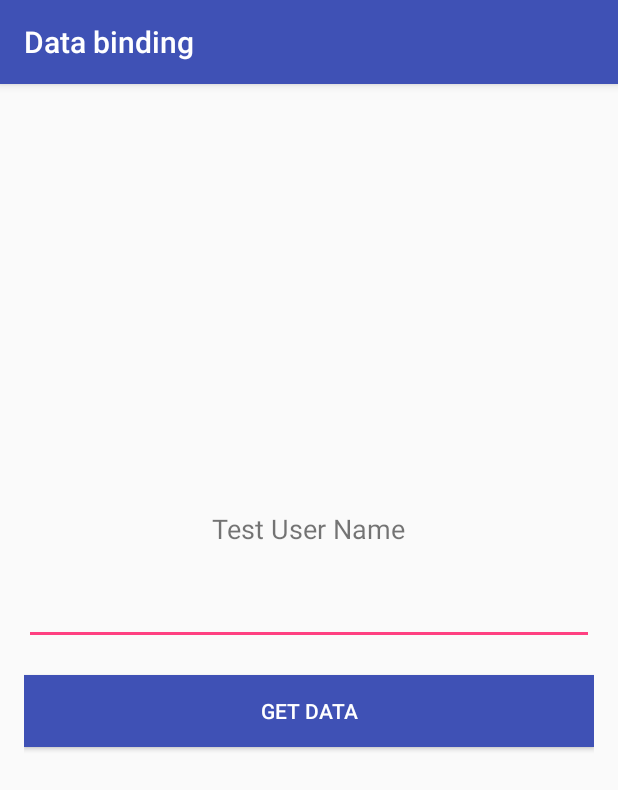
After one commit to Kirchhoff-/Example, an Android app: the DataBindingActivity screen opened directly, with no data from a screen before it, on a phone screen of 412 x 824 dp. The commit adds this screen. Shown: the top 790 px of the screen. Run offline under Robolectric (Android 15) with nearby library versions, the phone set to English and light mode, and no system bars; our stand-ins replace data binding.

Commit message:
Add example of dataBinding.

```diff
--- a/app/build.gradle
+++ b/app/build.gradle
@@ -11,6 +11,11 @@ android {
         versionName "1.0"
         testInstrumentationRunner "android.support.test.runner.AndroidJUnitRunner"
     }
+
+    dataBinding {
+        enabled = true
+    }
+
     buildTypes {
         release {
             minifyEnabled false
--- a/app/src/main/AndroidManifest.xml
+++ b/app/src/main/AndroidManifest.xml
@@ -23,6 +23,10 @@
             android:name=".ui.recyclersearch.RecyclerSearchActivity"
             android:label="@string/recyclerview.with.search"
             android:theme="@style/AppTheme.NoActionBar" />
+
+        <activity
+            android:name=".ui.databinding.DataBindingActivity"
+            android:label="@string/data.binding" />
     </application>
 
 </manifest>
--- a/app/src/main/java/com/example/kirchhoff/example/MainActivity.java
+++ b/app/src/main/java/com/example/kirchhoff/example/MainActivity.java
@@ -4,6 +4,7 @@ import android.os.Bundle;
 import android.support.v7.app.AppCompatActivity;
 import android.view.View;
 
+import com.example.kirchhoff.example.ui.databinding.DataBindingActivity;
 import com.example.kirchhoff.example.ui.recyclersearch.RecyclerSearchActivity;
 
 public class MainActivity extends AppCompatActivity implements View.OnClickListener {
@@ -14,11 +15,14 @@ public class MainActivity extends AppCompatActivity implements View.OnClickListe
         setContentView(R.layout.a_main);
 
         findViewById(R.id.recyclerViewWithSearch).setOnClickListener(this);
+        findViewById(R.id.dataBindingExample).setOnClickListener(this);
     }
 
     @Override
     public void onClick(View view) {
         if (view.getId() == R.id.recyclerViewWithSearch)
             RecyclerSearchActivity.startMe(this);
+        else if (view.getId() == R.id.dataBindingExample)
+            DataBindingActivity.startMe(this);
     }
 }
--- /dev/null
+++ b/app/src/main/java/com/example/kirchhoff/example/ui/databinding/DataBindingActivity.java
@@ -0,0 +1,46 @@
+package com.example.kirchhoff.example.ui.databinding;
+
+import android.content.Context;
+import android.content.Intent;
+import android.databinding.DataBindingUtil;
+import android.os.Bundle;
+import android.support.annotation.Nullable;
+import android.support.v7.app.AppCompatActivity;
+import android.util.Log;
+import android.widget.Toast;
+
+import com.example.kirchhoff.example.R;
+import com.example.kirchhoff.example.databinding.ADataBindingBinding;
+
+/**
+ * @author Kirchhoff-
+ */
+
+public class DataBindingActivity extends AppCompatActivity {
+
+    private static final String TAG = DataBindingActivity.class.getSimpleName();
+
+    ADataBindingBinding binding;
+
+    public static void startMe(Context context) {
+        Intent intent = new Intent(context, DataBindingActivity.class);
+        context.startActivity(intent);
+    }
+
+    @Override
+    protected void onCreate(@Nullable Bundle savedInstanceState) {
+        super.onCreate(savedInstanceState);
+
+        binding = DataBindingUtil.setContentView(this, R.layout.a_data_binding);
+        User user = new User();
+        user.setName("Test User Name");
+        binding.setUser(user);
+        binding.setActivity(this);
+    }
+
+    public void onButtonClick(String email) {
+        Log.d(TAG, "Email :" + binding.getUser().getEmail());
+        Log.d(TAG, "Email : " + email);
+        Toast.makeText(this, email, Toast.LENGTH_SHORT).show();
+    }
+}
--- /dev/null
+++ b/app/src/main/java/com/example/kirchhoff/example/ui/databinding/User.java
@@ -0,0 +1,34 @@
+package com.example.kirchhoff.example.ui.databinding;
+
+import android.databinding.BaseObservable;
+import android.databinding.Bindable;
+
+import com.example.kirchhoff.example.BR;
+
+/**
+ * @author Kirchhoff-
+ */
+
+public class User extends BaseObservable {
+
+    private String name;
+    private String email;
+
+    public String getName() {
+        return name;
+    }
+
+    public void setName(String name) {
+        this.name = name;
+    }
+
+    @Bindable
+    public String getEmail() {
+        return email;
+    }
+
+    public void setEmail(String email) {
+        this.email = email;
+        notifyPropertyChanged(BR.email);
+    }
+}
--- /dev/null
+++ b/app/src/main/res/layout/a_data_binding.xml
@@ -0,0 +1,67 @@
+<?xml version="1.0" encoding="utf-8"?>
+<layout xmlns:android="http://schemas.android.com/apk/res/android"
+    xmlns:tools="http://schemas.android.com/tools">
+
+    <data>
+
+        <variable
+            name="user"
+            type="com.example.kirchhoff.example.ui.databinding.User" />
+
+        <variable
+            name="activity"
+            type="com.example.kirchhoff.example.ui.databinding.DataBindingActivity" />
+    </data>
+
+
+    <RelativeLayout
+        android:layout_width="match_parent"
+        android:layout_height="match_parent"
+        android:gravity="center"
+        android:paddingBottom="@dimen/activity_vertical_margin"
+        android:paddingLeft="@dimen/activity_horizontal_margin"
+        android:paddingRight="@dimen/activity_horizontal_margin"
+        android:paddingTop="@dimen/activity_vertical_margin"
+        tools:context=".ui.databinding.DataBindingActivity">
+
+
+        <TextView
+            android:id="@+id/name"
+            android:layout_width="wrap_content"
+            android:layout_height="wrap_content"
+            android:layout_centerHorizontal="true"
+            android:text="@{user.name}"
+            android:textSize="18sp" />
+
+        <EditText
+            android:id="@+id/email"
+            android:layout_width="match_parent"
+            android:layout_height="wrap_content"
+            android:layout_below="@+id/name"
+            android:layout_marginTop="20dp"
+            android:inputType="textEmailAddress"
+            android:text="@={user.email}" />
+
+        <Button
+            android:id="@+id/button"
+            android:layout_width="match_parent"
+            android:layout_height="wrap_content"
+            android:layout_below="@+id/email"
+            android:layout_marginTop="20dp"
+            android:background="@color/colorPrimary"
+            android:onClick="@{()-> activity.onButtonClick(user.email)}"
+            android:text="Get data"
+            android:textColor="@android:color/white" />
+
+        <TextView
+            android:layout_width="wrap_content"
+            android:layout_height="wrap_content"
+            android:layout_below="@id/button"
+            android:layout_centerHorizontal="true"
+            android:layout_marginTop="20dp"
+            android:text="@{user.email}"
+            android:textSize="16sp" />
+
+    </RelativeLayout>
+
+</layout>
--- a/app/src/main/res/layout/a_main.xml
+++ b/app/src/main/res/layout/a_main.xml
@@ -12,4 +12,11 @@
         android:layout_height="wrap_content"
         android:text="@string/recyclerview.with.search" />
 
+
+    <Button
+        android:id="@+id/dataBindingExample"
+        android:layout_width="match_parent"
+        android:layout_height="wrap_content"
+        android:text="@string/data.binding.example" />
+
 </LinearLayout>
--- /dev/null
+++ b/app/src/main/res/values/dimens.xml
@@ -0,0 +1,6 @@
+<?xml version="1.0" encoding="utf-8"?>
+<resources>
+    <!-- Default screen margins, per the Android Design guidelines. -->
+    <dimen name="activity_horizontal_margin">16dp</dimen>
+    <dimen name="activity_vertical_margin">16dp</dimen>
+</resources>
--- a/app/src/main/res/values/strings.xml
+++ b/app/src/main/res/values/strings.xml
@@ -3,4 +3,7 @@
 
     <string name="recyclerview.with.search">RecyclerView with search</string>
     <string name="search">Search</string>
+
+    <string name="data.binding">Data binding</string>
+    <string name="data.binding.example">Data binding example</string>
 </resources>
```
